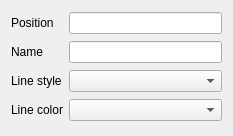
First picture: the form in qt/applications/workbench/workbench/plotting/markeredit.ui, repository mantidproject/mantid, before the edit.
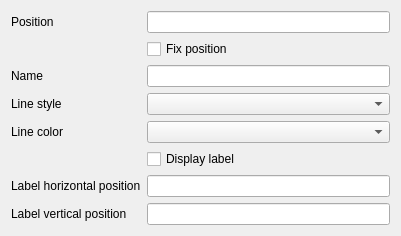
Second picture: the form after the edit.

Commit message: refs #26724. Made labels unique, allow editing label position

```diff
--- a/qt/applications/workbench/workbench/plotting/markeredit.ui
+++ b/qt/applications/workbench/workbench/plotting/markeredit.ui
@@ -6,22 +6,35 @@
    <rect>
     <x>0</x>
     <y>0</y>
-    <width>233</width>
-    <height>136</height>
+    <width>401</width>
+    <height>227</height>
    </rect>
   </property>
+  <property name="sizePolicy">
+   <sizepolicy hsizetype="MinimumExpanding" vsizetype="MinimumExpanding">
+    <horstretch>0</horstretch>
+    <verstretch>0</verstretch>
+   </sizepolicy>
+  </property>
   <property name="windowTitle">
    <string>Form</string>
   </property>
   <layout class="QGridLayout" name="gridLayout">
-   <item row="2" column="0">
+   <item row="6" column="0">
+    <widget class="QLabel" name="label_5">
+     <property name="text">
+      <string>Label horizontal position</string>
+     </property>
+    </widget>
+   </item>
+   <item row="3" column="0">
     <widget class="QLabel" name="label">
      <property name="text">
       <string>Line style</string>
      </property>
     </widget>
    </item>
-   <item row="2" column="1">
+   <item row="3" column="1">
     <widget class="QComboBox" name="style"/>
    </item>
    <item row="0" column="0">
@@ -31,7 +44,7 @@
      </property>
     </widget>
    </item>
-   <item row="1" column="0">
+   <item row="2" column="0">
     <widget class="QLabel" name="label_3">
      <property name="text">
       <string>Name</string>
@@ -41,19 +54,60 @@
    <item row="0" column="1">
     <widget class="QLineEdit" name="position"/>
    </item>
-   <item row="3" column="0">
+   <item row="4" column="0">
     <widget class="QLabel" name="label_4">
      <property name="text">
       <string>Line color</string>
      </property>
     </widget>
    </item>
-   <item row="1" column="1">
+   <item row="2" column="1">
     <widget class="QLineEdit" name="name"/>
    </item>
-   <item row="3" column="1">
+   <item row="4" column="1">
     <widget class="QComboBox" name="color"/>
    </item>
+   <item row="7" column="0">
+    <widget class="QLabel" name="label_6">
+     <property name="text">
+      <string>Label vertical position</string>
+     </property>
+    </widget>
+   </item>
+   <item row="5" column="1">
+    <widget class="QCheckBox" name="display_label">
+     <property name="text">
+      <string>Display label</string>
+     </property>
+    </widget>
+   </item>
+   <item row="7" column="1">
+    <widget class="QLineEdit" name="label_y_pos">
+     <property name="sizePolicy">
+      <sizepolicy hsizetype="Expanding" vsizetype="Expanding">
+       <horstretch>0</horstretch>
+       <verstretch>0</verstretch>
+      </sizepolicy>
+     </property>
+    </widget>
+   </item>
+   <item row="6" column="1">
+    <widget class="QLineEdit" name="label_x_pos">
+     <property name="sizePolicy">
+      <sizepolicy hsizetype="Expanding" vsizetype="Expanding">
+       <horstretch>0</horstretch>
+       <verstretch>0</verstretch>
+      </sizepolicy>
+     </property>
+    </widget>
+   </item>
+   <item row="1" column="1">
+    <widget class="QCheckBox" name="draggable">
+     <property name="text">
+      <string>Fix position</string>
+     </property>
+    </widget>
+   </item>
   </layout>
  </widget>
  <resources/>
```
The commit also changes 3 other files.
